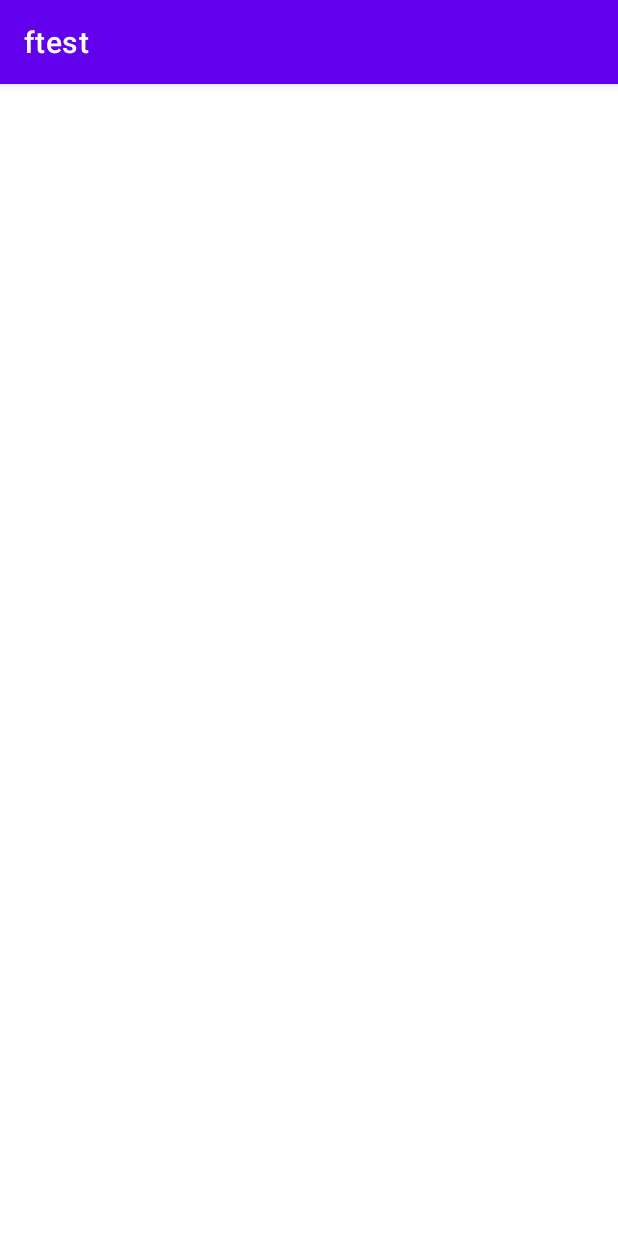
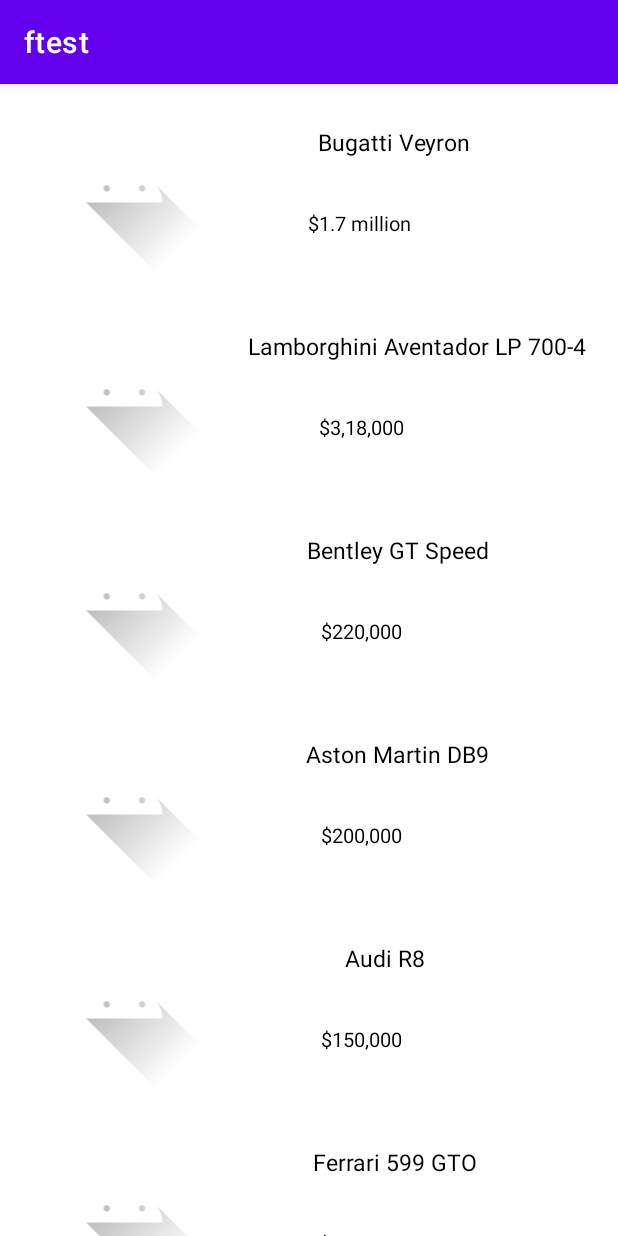
Before and after one commit to karaqi7/finaluri, an Android app: the RonaldoActivity screen opened directly, with no data from a screen before it, on a phone screen of 412 x 824 dp. Run offline under Robolectric (Android 15) with nearby library versions, the phone set to English and light mode, and no system bars; pictures from the network do not load.

Commit message:
all cars add

```diff
--- a/app/src/main/java/com/example/ftest/recyclerviews/RonaldoActivity.kt
+++ b/app/src/main/java/com/example/ftest/recyclerviews/RonaldoActivity.kt
@@ -20,23 +20,54 @@ class RonaldoActivity : AppCompatActivity() {
         super.onCreate(savedInstanceState)
         setContentView(R.layout.activity_ronaldo)
         id = arrayOf(
-            //example shown in MessiActivity
-
+            1,
+            2,
+            3,
+            4,
+            5,
+            6,
+            7,
+            8,
+            9,
+            10
         )
         imageUrl = arrayOf(
-            //example shown in MessiActivity
-
+            "https://www.financialexpress.com/wp-content/uploads/2017/05/christiano-ronaldo-car-collection-Bugatti-Veyron-768x512.jpg",
+            "https://www.financialexpress.com/wp-content/uploads/2017/05/christiano-ronaldo-car-collection-lamborghini-aventador-768x512.jpg",
+            "https://www.financialexpress.com/wp-content/uploads/2017/05/christiano-ronaldo-car-collection-bentley-gt-speed-768x512.jpg",
+            "https://www.financialexpress.com/wp-content/uploads/2017/05/christiano-ronaldo-car-collection-aston-martin-db9-768x512.jpg",
+            "https://www.financialexpress.com/wp-content/uploads/2017/05/christiano-ronaldo-car-collection-audi-r8-768x512.jpg",
+            "https://www.financialexpress.com/wp-content/uploads/2017/05/christiano-ronaldo-car-collection-ferrari-599-gto-768x512.jpg",
+            "https://www.financialexpress.com/wp-content/uploads/2017/05/christiano-ronaldo-car-collection-ferrari-599-gtb-fiorano-768x512.jpg",
+            "https://www.financialexpress.com/wp-content/uploads/2017/05/christiano-ronaldo-car-collection-ferrari-f430-768x512.jpg",
+            "https://www.financialexpress.com/wp-content/uploads/2017/05/christiano-ronaldo-car-collection-rolls-royce-phantom-768x512.jpg",
+            "https://www.financialexpress.com/wp-content/uploads/2017/05/christiano-ronaldo-car-collection-maserati-grancabrio-768x512.jpg"
 
         )
         name = arrayOf(
-            //example shown in MessiActivity
-
-
+            "Bugatti Veyron",
+            "Lamborghini Aventador LP 700-4",
+            "Bentley GT Speed",
+            "Aston Martin DB9",
+            "Audi R8",
+            "Ferrari 599 GTO",
+            "Ferrari 599 GTB Fiorano",
+            "Ferrari F430",
+            "Rolls Royce Phantom",
+            "Maserati GranCabrio"
         )
 
         price = arrayOf(
-            //example shown in MessiActivity
-
+            "$1.7 million",
+            "$3,18,000",
+            "$220,000",
+            "$200,000",
+            "$150,000",
+            "$3,85,000",
+            "$310,000",
+            "$300,000",
+            "$400,000",
+            "$140,000"
 
         )
 
```
Also changed, not shown: app/src/main/java/com/example/ftest/recyclerviews/LewandowskiActivity.kt (+24 -11 lines), app/src/main/java/com/example/ftest/recyclerviews/MbappeActivity.kt (+24 -10 lines), app/src/main/java/com/example/ftest/recyclerviews/NeymarActivity.kt (+32 -10 lines).
